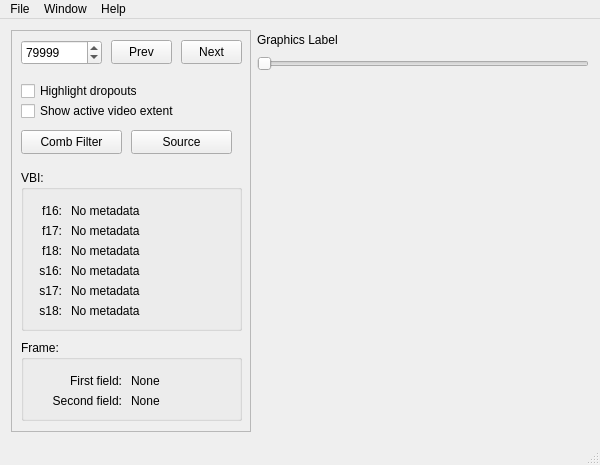
Qt form tools/ld-analyse/mainwindow.ui (happycube/ld-decode) before a commit.
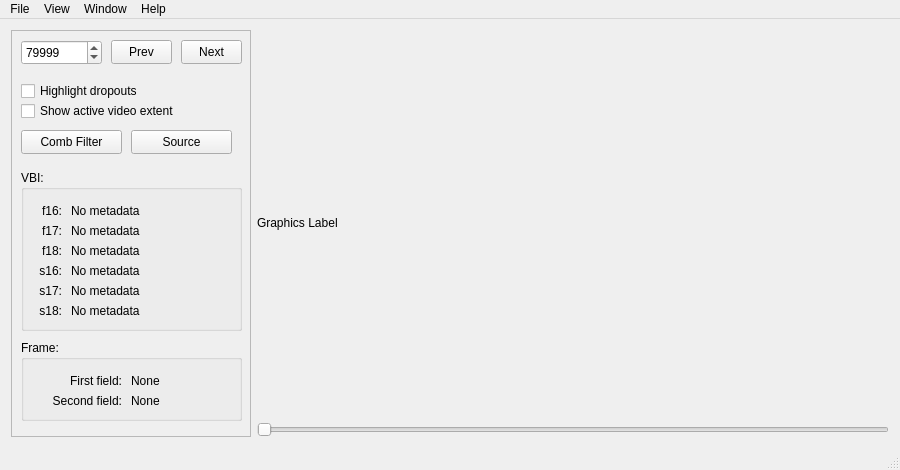
The same form after that commit. Icons and pictures are not drawn. Custom widgets are drawn as their Qt base class.

Commit message: Fix for issue #65.  Windows resizing now supported including a 'return to 1:1' menu option

What changed in the file:
```diff
--- a/tools/ld-analyse/mainwindow.ui
+++ b/tools/ld-analyse/mainwindow.ui
@@ -6,8 +6,8 @@
    <rect>
     <x>0</x>
     <y>0</y>
-    <width>600</width>
-    <height>465</height>
+    <width>900</width>
+    <height>470</height>
    </rect>
   </property>
   <property name="sizePolicy">
@@ -18,8 +18,8 @@
   </property>
   <property name="minimumSize">
    <size>
-    <width>600</width>
-    <height>465</height>
+    <width>900</width>
+    <height>470</height>
    </size>
   </property>
   <property name="windowTitle">
@@ -37,6 +37,9 @@
     </size>
    </property>
    <layout class="QHBoxLayout" name="horizontalLayout_2">
+    <property name="sizeConstraint">
+     <enum>QLayout::SetDefaultConstraint</enum>
+    </property>
     <item>
      <widget class="QFrame" name="frame">
       <property name="minimumSize">
@@ -415,12 +418,15 @@
      <layout class="QVBoxLayout" name="verticalLayout">
       <item>
        <layout class="QHBoxLayout" name="horizontalLayout">
+        <property name="sizeConstraint">
+         <enum>QLayout::SetDefaultConstraint</enum>
+        </property>
         <item>
          <widget class="QLabel" name="frameViewerLabel">
           <property name="minimumSize">
            <size>
-            <width>100</width>
-            <height>20</height>
+            <width>0</width>
+            <height>0</height>
            </size>
           </property>
           <property name="text">
@@ -428,19 +434,6 @@
           </property>
          </widget>
         </item>
-        <item>
-         <spacer name="horizontalSpacer">
-          <property name="orientation">
-           <enum>Qt::Horizontal</enum>
-          </property>
-          <property name="sizeHint" stdset="0">
-           <size>
-            <width>40</width>
-            <height>20</height>
-           </size>
-          </property>
-         </spacer>
-        </item>
        </layout>
       </item>
       <item>
@@ -453,19 +446,6 @@
         </property>
        </widget>
       </item>
-      <item>
-       <spacer name="verticalSpacer">
-        <property name="orientation">
-         <enum>Qt::Vertical</enum>
-        </property>
-        <property name="sizeHint" stdset="0">
-         <size>
-          <width>20</width>
-          <height>40</height>
-         </size>
-        </property>
-       </spacer>
-      </item>
      </layout>
     </item>
    </layout>
@@ -475,7 +455,7 @@
     <rect>
      <x>0</x>
      <y>0</y>
-     <width>600</width>
+     <width>900</width>
      <height>21</height>
     </rect>
    </property>
@@ -502,7 +482,14 @@
     </property>
     <addaction name="actionAbout_ld_analyse"/>
    </widget>
+   <widget class="QMenu" name="menuView">
+    <property name="title">
+     <string>View</string>
+    </property>
+    <addaction name="action1_1_Frame_size"/>
+   </widget>
    <addaction name="menuFile"/>
+   <addaction name="menuView"/>
    <addaction name="menuWindow"/>
    <addaction name="menuHelp"/>
   </widget>
@@ -544,6 +531,13 @@
   </action>
  </widget>
  <layoutdefault spacing="6" margin="11"/>
+ <customwidgets>
+  <customwidget>
+   <class>FrameQLabel</class>
+   <extends>QLabel</extends>
+   <header>frameqlabel.h</header>
+  </customwidget>
+ </customwidgets>
  <resources>
   <include location="ld-analyse-resources.qrc"/>
  </resources>
```
Left out of the diff: 7 changed lines with no effect on the pictures. The commit also changes 5 other files.
